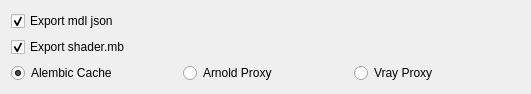
The window that check/tex/gui/extend_pub_widget.ui (CX-kkk/preflight) describes before a commit, drawn with Qt 5.
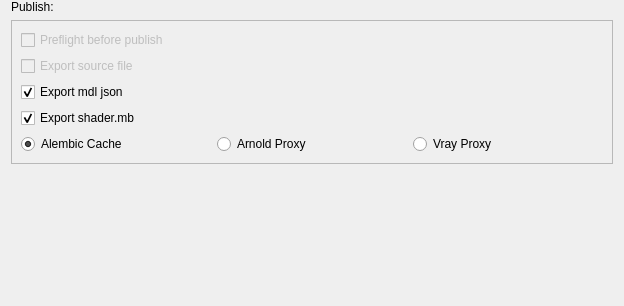
The same window after the commit.

Commit message: anim publish tool - first version.

What changed in the file:
```diff
--- a/check/tex/gui/extend_pub_widget.ui
+++ b/check/tex/gui/extend_pub_widget.ui
@@ -6,35 +6,28 @@
    <rect>
     <x>0</x>
     <y>0</y>
-    <width>531</width>
-    <height>83</height>
+    <width>624</width>
+    <height>306</height>
    </rect>
   </property>
   <property name="windowTitle">
    <string>Form</string>
   </property>
   <layout class="QGridLayout" name="gridLayout">
+   <property name="topMargin">
+    <number>0</number>
+   </property>
+   <property name="bottomMargin">
+    <number>0</number>
+   </property>
    <item row="0" column="0">
-    <widget class="QCheckBox" name="checkBox_export_json">
+    <widget class="QLabel" name="label">
      <property name="text">
-      <string>Export mdl json</string>
+      <string>Publish:</string>
      </property>
-     <property name="checked">
-      <bool>true</bool>
-     </property>
     </widget>
    </item>
-   <item row="1" column="0">
-    <widget class="QCheckBox" name="checkBox_export_shaders">
-     <property name="text">
-      <string>Export shader.mb</string>
-     </property>
-     <property name="checked">
-      <bool>true</bool>
-     </property>
-    </widget>
-   </item>
-   <item row="3" column="0">
+   <item row="2" column="0">
     <spacer name="verticalSpacer">
      <property name="orientation">
       <enum>Qt::Vertical</enum>
@@ -47,7 +40,63 @@
      </property>
     </spacer>
    </item>
-   <item row="2" column="0">
+   <item row="1" column="0">
+    <widget class="QStackedWidget" name="stackedWidget">
+     <property name="frameShape">
+      <enum>QFrame::StyledPanel</enum>
+     </property>
+     <property name="frameShadow">
+      <enum>QFrame::Plain</enum>
+     </property>
+     <widget class="QWidget" name="Page1">
+      <layout class="QVBoxLayout" name="verticalLayout">
+       <item>
+        <widget class="QCheckBox" name="checkBox_preflight">
+         <property name="enabled">
+          <bool>false</bool>
+         </property>
+         <property name="text">
+          <string>Preflight before publish</string>
+         </property>
+         <property name="checked">
+          <bool>false</bool>
+         </property>
+        </widget>
+       </item>
+       <item>
+        <widget class="QCheckBox" name="checkBox_source_file">
+         <property name="enabled">
+          <bool>false</bool>
+         </property>
+         <property name="text">
+          <string>Export source file</string>
+         </property>
+         <property name="checked">
+          <bool>false</bool>
+         </property>
+        </widget>
+       </item>
+       <item>
+        <widget class="QCheckBox" name="checkBox_export_json">
+         <property name="text">
+          <string>Export mdl json</string>
+         </property>
+         <property name="checked">
+          <bool>true</bool>
+         </property>
+        </widget>
+       </item>
+       <item>
+        <widget class="QCheckBox" name="checkBox_export_shaders">
+         <property name="text">
+          <string>Export shader.mb</string>
+         </property>
+         <property name="checked">
+          <bool>true</bool>
+         </property>
+        </widget>
+       </item>
+       <item>
     <widget class="QWidget" name="widget_cache" native="true">
      <layout class="QHBoxLayout" name="horizontalLayout">
       <property name="margin">
@@ -78,6 +127,10 @@
        </widget>
       </item>
      </layout>
+        </widget>
+       </item>
+      </layout>
+     </widget>
     </widget>
    </item>
   </layout>
```
Lines whose indentation alone changed are shown as unchanged. The commit also changes 20 other files.
